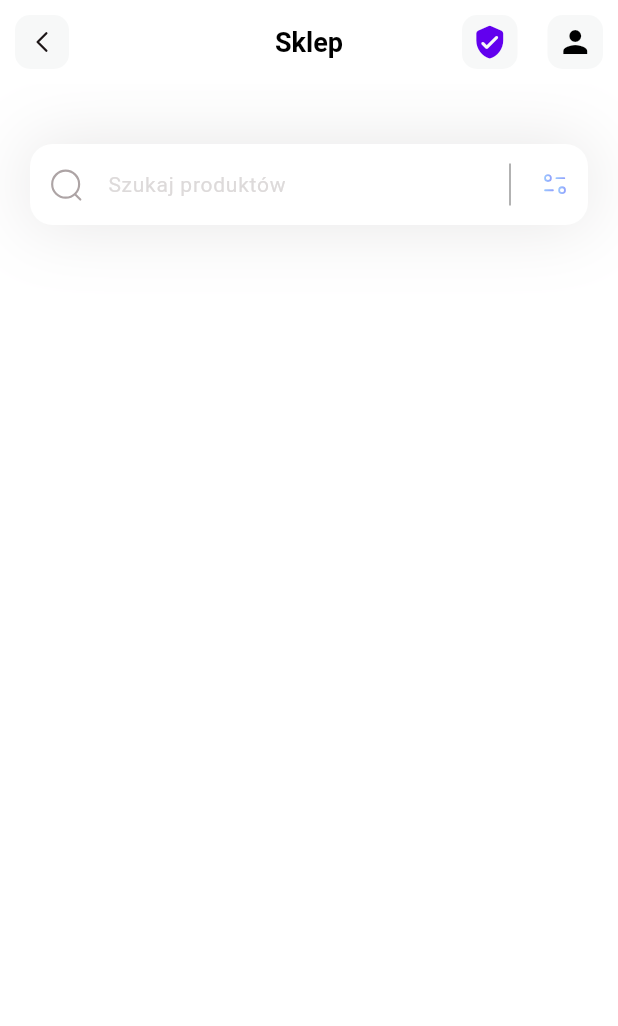
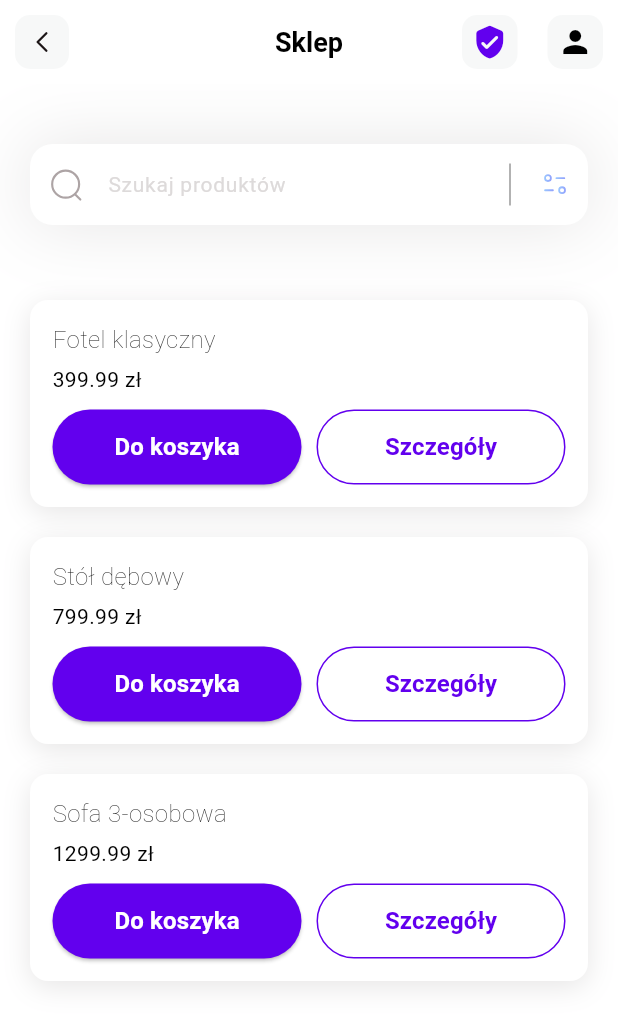
Before and after one commit to Talandar99/group_project_6th_sem, a Flutter app: the screen it shows after launch, on a phone screen of 412 x 824 dp. Shown: the top 1026 px of the screen. Run offline on Flutter 3.47's test engine with Material 3 defaults, Android fonts, the phone set to English and light mode, and no system bars; our stand-ins replace flutter_svg, get_it, shared_preferences; Roboto replaces fonts that are missing (Poppins).

Commit message:
dodanie listy oraz detali produktu

```diff
--- /dev/null
+++ b/frontend/lib/models/product_model.dart
@@ -0,0 +1,15 @@
+class ProductModel {
+  final int id;
+  final String name;
+  final double price;
+  final int amount;
+  final String description;
+
+  ProductModel({
+    required this.id,
+    required this.name,
+    required this.price,
+    required this.amount,
+    required this.description,
+  });
+}
--- a/frontend/lib/pages/home.dart
+++ b/frontend/lib/pages/home.dart
@@ -1,9 +1,13 @@
 import 'package:flutter/material.dart';
 import 'package:flutter_svg/svg.dart';
 import 'package:frontend/pages/login.dart';
+import 'package:frontend/pages/product_details_page.dart';
 import '../theme/app_colors.dart';
 import '../theme/app_text_styles.dart';
 import '../widgets/custom_app_bar.dart';
+import '../widgets/product_tile.dart';
+import '../models/product_model.dart';
+
 
 class HomePage extends StatefulWidget {
   const HomePage({super.key});
@@ -13,6 +17,30 @@ class HomePage extends StatefulWidget {
 }
 
 class _HomePageState extends State<HomePage> {
+  final List<ProductModel> _products = [
+    ProductModel(
+      id: 1,
+      name: 'Fotel klasyczny',
+      price: 399.99,
+      amount: 10,
+      description: 'Wygodny fotel z tkaniny, idealny do salonu.',
+    ),
+    ProductModel(
+      id: 2,
+      name: 'Stół dębowy',
+      price: 799.99,
+      amount: 5,
+      description: 'Solidny stół do jadalni, wykonany z drewna dębowego.',
+    ),
+    ProductModel(
+      id: 3,
+      name: 'Sofa 3-osobowa',
+      price: 1299.99,
+      amount: 3,
+      description: 'Elegancka sofa 3-osobowa, doskonała do salonu.',
+    ),
+  ];
+
   @override
   Widget build(BuildContext context) {
     return Scaffold(
@@ -44,12 +72,31 @@ class _HomePageState extends State<HomePage> {
                 padding: EdgeInsets.only(bottom: 40),
                 child: _searchField(),
               ),
+              ..._products.map((product) {
+                return ProductTile(
+                  product: product,
+                  onAddCart: () {
+
+                    print('Dodano do koszyka: ${product.name}');
+                  },
+                  onDetails: () {
+                    Navigator.push(
+                        context,
+                        MaterialPageRoute(
+                            builder: (context) => ProductDetailsPage(product: product),
+                        ),
+                    );
+                    print('Szczegóły produktu: ${product.name}');
+                  },
+                );
+              }),
             ],
           );
         },
       ),
     );
   }
+
 
   Container _searchField() {
     return Container(
@@ -98,4 +145,5 @@ class _HomePageState extends State<HomePage> {
       ),
     );
   }
+
 }
--- /dev/null
+++ b/frontend/lib/widgets/custom_outlined_button.dart
@@ -0,0 +1,33 @@
+import 'package:flutter/material.dart';
+
+import '../theme/app_colors.dart';
+import '../theme/app_text_styles.dart';
+
+class CustomOutlinedButton extends StatelessWidget {
+  final String text;
+  final VoidCallback onPressed;
+
+  const CustomOutlinedButton({
+    super.key,
+    required this.text,
+    required this.onPressed,
+  });
+
+  @override
+  Widget build(BuildContext context) {
+    return SizedBox(
+      width: double.infinity,
+      height: 50,
+      child: OutlinedButton(
+        onPressed: onPressed,
+        style: OutlinedButton.styleFrom(
+          side: BorderSide(color: AppColors.primary),
+        ),
+        child: Text(
+          text,
+          style: AppTextStyles.button.copyWith(color: AppColors.primary),
+        ),
+      ),
+    );
+  }
+}
--- /dev/null
+++ b/frontend/lib/widgets/product_tile.dart
@@ -0,0 +1,65 @@
+import 'package:flutter/material.dart';
+import 'package:frontend/models/product_model.dart';
+import '../theme/app_colors.dart';
+import '../theme/app_text_styles.dart';
+import 'custom_button.dart';
+import 'custom_outlined_button.dart';
+
+class ProductTile extends StatelessWidget {
+  final ProductModel product;
+  final VoidCallback onAddCart;
+  final VoidCallback onDetails;
+
+  const ProductTile({
+    super.key,
+    required this.product,
+    required this.onAddCart,
+    required this.onDetails,
+});
+
+  @override
+  Widget build(BuildContext context) {
+    return Container(
+      margin: const EdgeInsets.symmetric(vertical: 10),
+      padding: const EdgeInsets.all(15),
+      decoration: BoxDecoration(
+        color: AppColors.white,
+        borderRadius: BorderRadius.circular(12),
+        boxShadow: [
+          BoxShadow(
+            color: AppColors.shadow,
+            blurRadius: 15,
+            offset: Offset(0,4),
+          )
+        ],
+      ),
+        child: Column (
+          crossAxisAlignment: CrossAxisAlignment.start,
+          children: [
+            Text(product.name, style: AppTextStyles.subheading),
+            const SizedBox(height: 5),
+            Text('${product.price.toStringAsFixed(2)} zł', style: AppTextStyles.body),
+            const SizedBox(height: 10),
+            Row(
+              children: [
+                Expanded(
+                    child: CustomButton(
+                        text: 'Do koszyka',
+                        onPressed: onAddCart,
+                    ),
+                ),
+                const SizedBox(width: 10),
+                Expanded(
+                  child: CustomOutlinedButton(
+                    text: 'Szczegóły',
+                    onPressed: onDetails,
+                  ),
+                ),
+              ],
+            ),
+          ],
+        )
+    );
+    throw UnimplementedError();
+  }
+}
```
Also changed, not shown: frontend/lib/pages/product_details_page.dart (added, +247 -0 lines).
